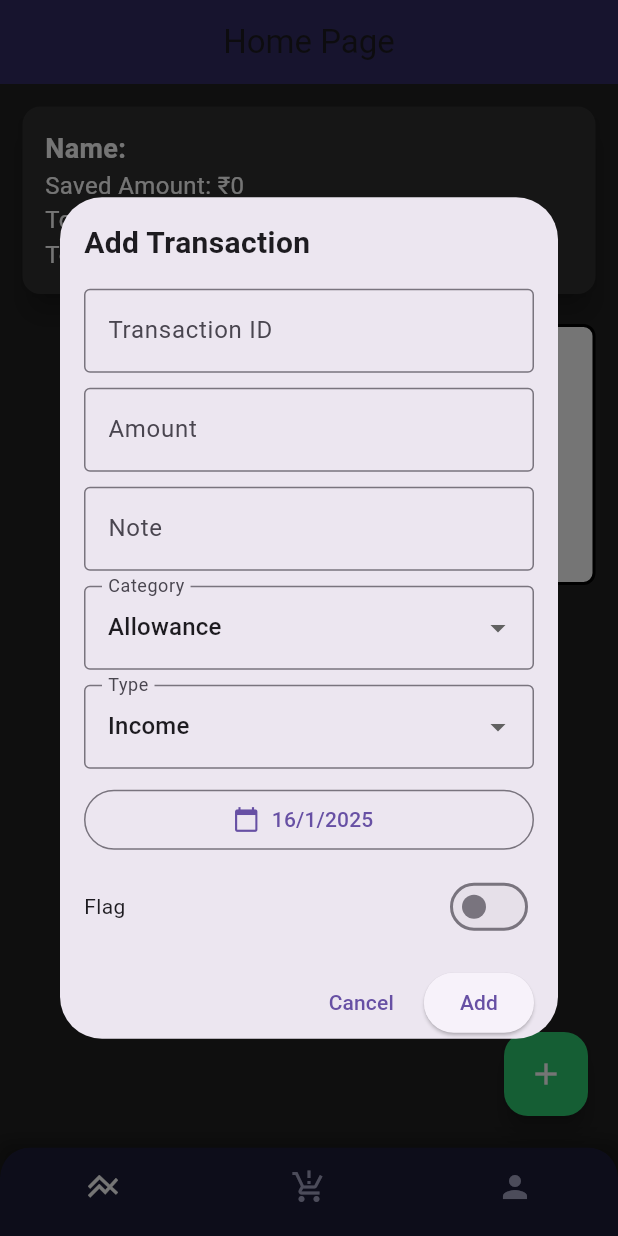
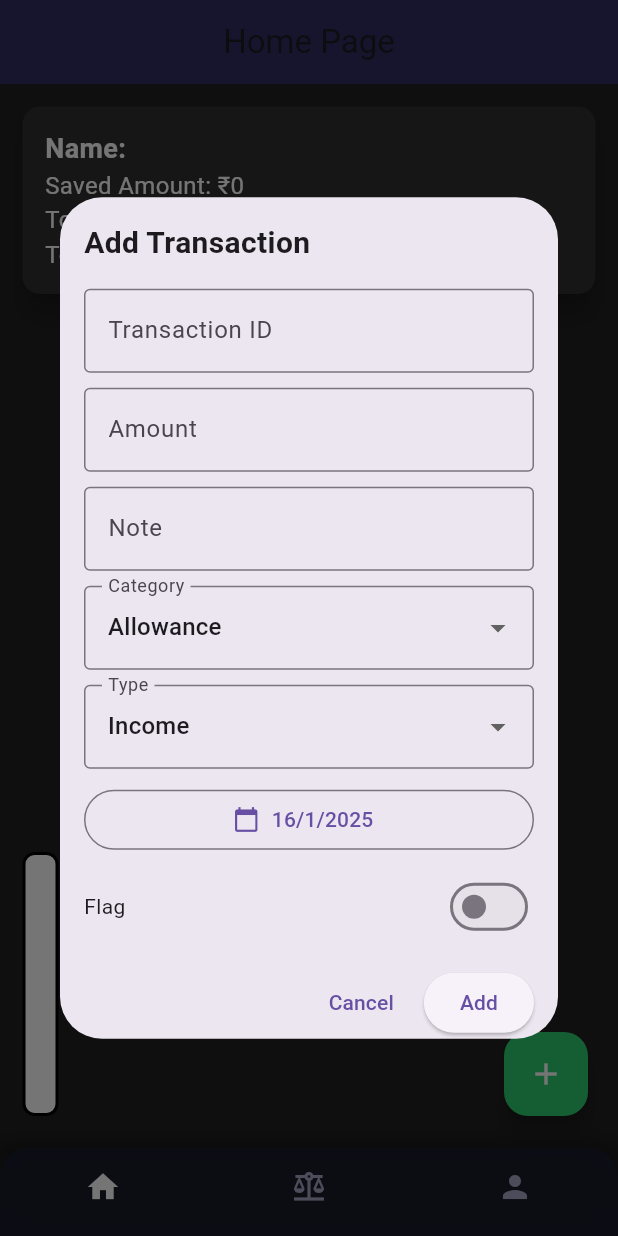
Before and after one commit to viking316/MiniProject, a Flutter app: the screen it shows after launch, after a tap on the "add" icon, on a phone screen of 412 x 824 dp. Run offline on Flutter 3.47's test engine with Material 3 defaults, Android fonts, the phone set to English and light mode, and no system bars; drawn by our look-alikes of fl_chart; our stand-ins replace cloud_firestore, firebase_core, font_awesome_flutter; accounts and stored records are empty.

Commit message:
improves the color and stuff ehhh

```diff
--- a/lib/BudgetsPage.dart
+++ b/lib/BudgetsPage.dart
@@ -26,11 +26,13 @@ class _BudgetsPage extends State<BudgetsPage> {
       debugShowCheckedModeBanner: false,
       home: Scaffold(
         extendBodyBehindAppBar: true, // Extend body behind the AppBar
-        backgroundColor: const Color(0xFF1A1A2E), // Darker blue background
+        backgroundColor: const Color.fromRGBO(26, 26, 46, 1), // Darker blue background
         appBar: AppBar(
           title: const Text('Budgets'),
+
+
           centerTitle: true,
-          backgroundColor: Colors.deepPurple.withOpacity(0.9), // Semi-transparent AppBar
+          backgroundColor: const Color.fromARGB(255, 26, 26, 46).withOpacity(0.9), // Semi-transparent AppBar
           elevation: 0, // Remove AppBar shadow
         ),
         body: Stack(
--- a/lib/main.dart
+++ b/lib/main.dart
@@ -5,6 +5,7 @@ import 'package:flutter/material.dart';
 import 'package:miniproject/BudgetsPage.dart';
 import 'package:miniproject/HomePage.dart';
 import 'package:firebase_core/firebase_core.dart';
+import 'package:miniproject/userinfopage.dart';
 
 // import 'Transactionspage.dart';
 
@@ -144,7 +145,7 @@ class _MyAppState extends State<MyApp> {
               filter: ImageFilter.blur(sigmaX: 10, sigmaY: 10),
               child: Container(
                 decoration: BoxDecoration(
-                  color: const Color(0xFF1C1C3C).withOpacity(0.9),
+                  color: const Color.fromARGB(0, 28, 28, 60).withOpacity(0.5),
                   borderRadius: const BorderRadius.only(
                     topLeft: Radius.circular(20.0),
                     topRight: Radius.circular(20.0),
@@ -162,11 +163,11 @@ class _MyAppState extends State<MyApp> {
                   elevation: 0,
                   items: [
                     BottomNavigationBarItem(
-                      icon: Icon(Icons.line_axis_sharp),
+                      icon: Icon(Icons.home),
                       label: '', // Removed the label completely
                     ),
                     BottomNavigationBarItem(
-                      icon: Icon(Icons.production_quantity_limits_sharp),
+                      icon: Icon(Icons.balance_sharp),
                       label: '', // Removed the label completely
                     ),
                     BottomNavigationBarItem(
```
Also changed, not shown: lib/HomePage.dart (+26 -21 lines), lib/userinfopage.dart (+16 -4 lines).
